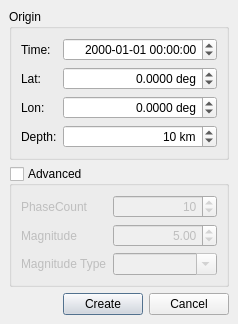
Qt form libs/seiscomp/gui/datamodel/origindialog.ui (SeisComP/common) before a commit.
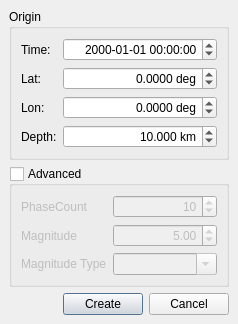
The same form after that commit.

Commit message: [gui] Increase minimum depth precision in OriginDialog and Event tab to 3

```diff
--- a/libs/seiscomp/gui/datamodel/origindialog.ui
+++ b/libs/seiscomp/gui/datamodel/origindialog.ui
@@ -58,7 +58,7 @@
          <string> km</string>
         </property>
         <property name="decimals" >
-         <number>0</number>
+         <number>3</number>
         </property>
         <property name="maximum" >
          <double>1000</double>
```
The commit also changes 1 other file.
